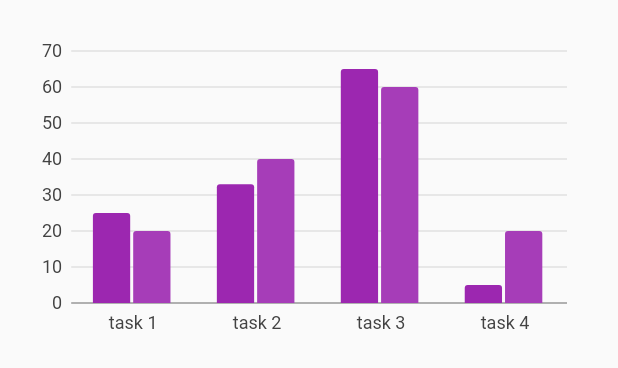
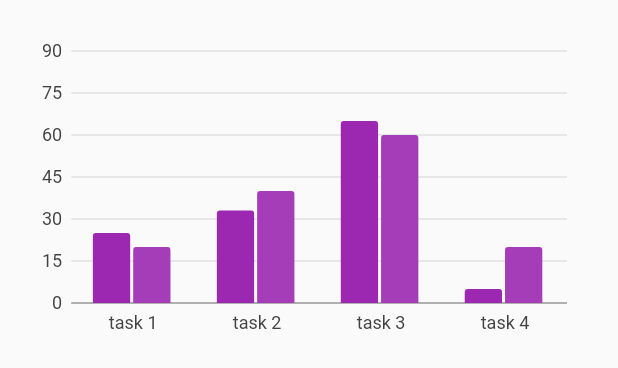
Before and after one commit to stunner-07/DasboardWidhya, a Flutter app: the Charts widget shown alone on an empty page, opened directly, on a phone screen of 412 x 824 dp. Shown: the top 368 px of the screen. Run offline on Flutter 3.47's test engine with Material 2 defaults, Android fonts, the phone set to English and light mode, and no system bars; our stand-ins replace charts_flutter, percent_indicator.

Commit message:
all done

```diff
--- a/lib/Models/mission.dart
+++ b/lib/Models/mission.dart
@@ -1,6 +1,12 @@
-class Mission{
+class Task{
+  String taskNo;
+  String timeTaken;
+  Task(this.timeTaken,this.taskNo);
+}
+  class Mission{
   String name;
   String companyName;
   int progress;
-  Mission(this.name,this.companyName,[this.progress=100]);
+  List<Task> task;
+  Mission(this.name,this.companyName,this.progress,this.task);
 }
--- /dev/null
+++ b/lib/Providers/mission_provider.dart
@@ -0,0 +1,60 @@
+import 'package:dashboard/Models/mission.dart';
+import 'package:flutter/material.dart';
+
+class MissionProvider with ChangeNotifier {
+  Mission selectedMission;
+  List<Mission> missions = [
+    Mission('Data Science', 'Widhya', 35, [
+      Task('20', 'task 1'),
+      Task('40', 'task 2'),
+      Task('60', 'task 3'),
+      Task('20', 'task 4'),
+    ]),
+    Mission('Data Science', 'IBM', 55, [
+      Task('40', 'task 1'),
+      Task('50', 'task 2'),
+      Task('20', 'task 3'),
+      Task('30', 'task 4'),
+    ]),
+    Mission('Data Science', 'Google', 80, [
+      Task('70', 'task 1'),
+      Task('40', 'task 2'),
+      Task('80', 'task 3'),
+      Task('20', 'task 4'),
+    ]),
+    Mission('Data Science', 'Facebook', 95, [
+      Task('20', 'task 1'),
+      Task('40', 'task 2'),
+      Task('60', 'task 3'),
+      Task('20', 'task 4'),
+    ]),
+    Mission('SDE', 'Widhya', 100, [
+      Task('20', 'task 1'),
+      Task('40', 'task 2'),
+      Task('60', 'task 3'),
+      Task('20', 'task 4'),
+    ]),
+    Mission('Data Science', 'IBM', 100, [
+      Task('20', 'task 1'),
+      Task('40', 'task 2'),
+      Task('90', 'task 3'),
+      Task('20', 'task 4'),
+    ]),
+    Mission('SDE', 'Google', 100, [
+      Task('20', 'task 1'),
+      Task('50', 'task 2'),
+      Task('60', 'task 3'),
+      Task('70', 'task 4'),
+    ]),
+    Mission('SDE', 'Facebook', 100, [
+      Task('20', 'task 1'),
+      Task('40', 'task 2'),
+      Task('80', 'task 3'),
+      Task('20', 'task 4'),
+    ]),
+  ];
+  void selectMission(Mission m) {
+    selectedMission = m;
+    notifyListeners();
+  }
+}
--- a/lib/Widgets/chart.dart
+++ b/lib/Widgets/chart.dart
@@ -1,16 +1,18 @@
 import 'package:dashboard/Models/chart_data.dart';
+import 'package:dashboard/Models/mission.dart';
+import 'package:dashboard/Providers/mission_provider.dart';
 import 'package:flutter/material.dart';
 import 'package:charts_flutter/flutter.dart' as ch;
+import 'package:provider/provider.dart';
 
 class Charts extends StatelessWidget {
-  List<ch.Series> seriesList = _createData();
-  static List<ch.Series<ChartData, String>> _createData() {
-    final personalData = [
-      ChartData('20', 'task 1'),
-      ChartData('40', 'task 2'),
-      ChartData('60', 'task 3'),
-      ChartData('20', 'task 4'),
-    ];
+  static List<ch.Series<ChartData, String>> _createData(Mission m) {
+    final personalData = m.task
+        .map((e) => ChartData(
+              e.timeTaken.toString(),
+              e.taskNo,
+            ))
+        .toList();
 
     final averageData = [
       ChartData('25', 'task 1'),
@@ -41,8 +43,21 @@ class Charts extends StatelessWidget {
     ];
   }
 
-  Widget barChart() {
-    return ch.BarChart(
+  Mission mission;
+
+  @override
+  Widget build(BuildContext context) {
+    if (Provider.of<MissionProvider>(context).selectedMission == null) {
+      mission =
+          Provider.of<MissionProvider>(context, listen: false).missions[0];
+    } else
+      mission = Provider.of<MissionProvider>(context).selectedMission;
+    List<ch.Series> seriesList = _createData(mission);
+    return Container(
+      width: 450,
+      height: 250,
+      padding: EdgeInsets.all(20.0),
+      child: ch.BarChart(
         seriesList,
         animate: true,
         vertical: true,
@@ -54,26 +69,16 @@ class Charts extends StatelessWidget {
           tickProviderSpec: ch.StaticNumericTickProviderSpec(
             <ch.TickSpec<num>>[
               ch.TickSpec<num>(0),
-          ch.TickSpec<num>(10),
-          ch.TickSpec<num>(20),
+              ch.TickSpec<num>(15),
               ch.TickSpec<num>(30),
-          ch.TickSpec<num>(40),
-          ch.TickSpec<num>(50),
+              ch.TickSpec<num>(45),
               ch.TickSpec<num>(60),
-          ch.TickSpec<num>(70),
+              ch.TickSpec<num>(75),
+              ch.TickSpec<num>(90),
             ],
+          ),
         ),
       ),
     );
   }
-
-  @override
-  Widget build(BuildContext context) {
-    return Container(
-      width: 450,
-      height: 250,
-      padding: EdgeInsets.all(20.0),
-      child: barChart(),
-    );
 }
-}
--- a/lib/main.dart
+++ b/lib/main.dart
@@ -1,4 +1,5 @@
 import 'package:dashboard/Providers/calender_state.dart';
+import 'package:dashboard/Providers/mission_provider.dart';
 import 'package:dashboard/Screens/dashboard.dart';
 import 'package:flutter/material.dart';
 import 'package:provider/provider.dart';
@@ -13,13 +14,16 @@ class MyApp extends StatelessWidget {
         ChangeNotifierProvider.value(
           value: CalenderState(),
         ),
+        ChangeNotifierProvider.value(
+          value: MissionProvider(),
+        ),
       ],
       child: MaterialApp(
         debugShowCheckedModeBanner: false,
         title: 'Widhya',
         theme: ThemeData(
           primaryColor: Colors.grey,
-          accentColor: Colors.purpleAccent,
+          accentColor: Colors.blue.shade800,
         ),
         home: DashboardScreen(),
         routes: {},
--- a/pubspec.yaml
+++ b/pubspec.yaml
@@ -25,6 +25,8 @@ dependencies:
     sdk: flutter
   provider: ^4.1.3
   charts_flutter: ^0.9.0
+  percent_indicator: ^2.1.5
+
 
 
   # The following adds the Cupertino Icons font to your application.
```
Also changed, not shown: lib/Screens/active_mission.dart (+48 -9 lines), lib/Screens/completed_mission.dart (+76 -2 lines), lib/Screens/dashboard.dart (+5 -2 lines), lib/Widgets/tabs_mission.dart (+14 -4 lines), pubspec.lock. Lines whose indentation alone changed are shown as unchanged.
